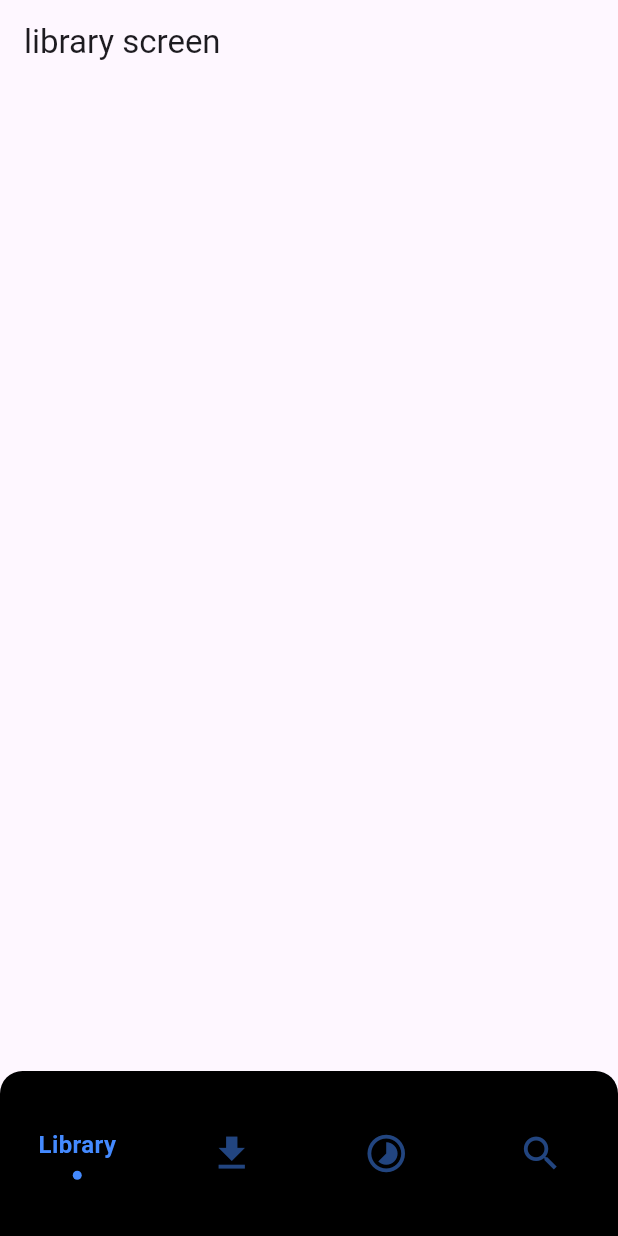
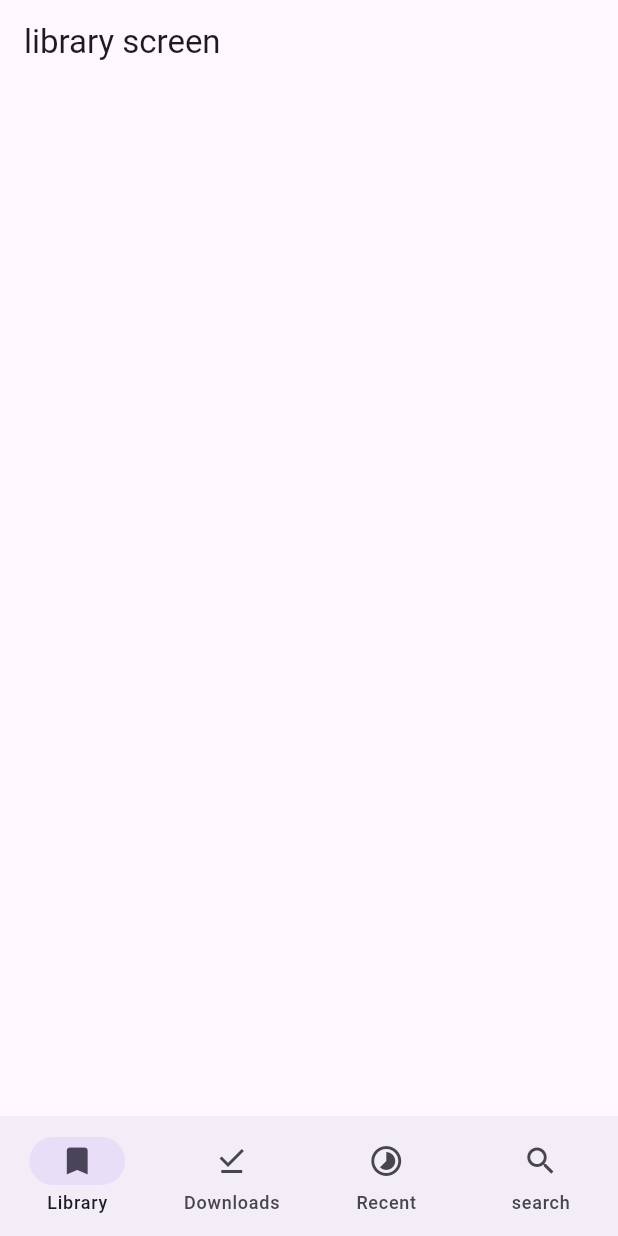
Before and after one commit to Jmike-dev/tachiflu, a Flutter app: the screen it shows after launch, on a phone screen of 412 x 824 dp. Run offline on Flutter 3.47's test engine with Material 3 defaults, Android fonts, the phone set to English and light mode, and no system bars; drawn by our look-alikes of sliding_clipped_nav_bar; our stand-ins replace go_router.

Commit message:
🚚updated the navbar

```diff
--- a/tachiflu/lib/routes/route_config.dart
+++ b/tachiflu/lib/routes/route_config.dart
@@ -5,7 +5,7 @@ import 'package:tachiflu/screens/download/download_screen.dart';
 import 'package:tachiflu/screens/library/library_screen.dart';
 import 'package:tachiflu/screens/recents/recents_screen.dart';
 import 'package:tachiflu/screens/search/search_screen.dart';
-import 'package:tachiflu/widgets/myNavbar.dart';
+import 'package:tachiflu/widgets/my_navbar.dart';
 
 final rootNavigatorKey = GlobalKey<NavigatorState>();
 final shellNavigatorAKey = GlobalKey<NavigatorState>(debugLabel: 'shellA');
--- /dev/null
+++ b/tachiflu/lib/widgets/my_navbar.dart
@@ -0,0 +1,56 @@
+import 'package:flutter/material.dart';
+import 'package:go_router/go_router.dart';
+
+class MyNavbar extends StatefulWidget {
+  const MyNavbar({required this.navigationShell, super.key});
+
+  final StatefulNavigationShell navigationShell;
+
+  @override
+  State<MyNavbar> createState() => _MyNavbarState();
+}
+
+class _MyNavbarState extends State<MyNavbar> {
+  int selectedIndex = 0;
+
+  void theGoBranch(int index) {
+    widget.navigationShell.goBranch(
+      index,
+      initialLocation: index == widget.navigationShell.currentIndex,
+    );
+  }
+
+  @override
+  Widget build(BuildContext context) {
+    return Scaffold(
+      body: widget.navigationShell,
+      bottomNavigationBar: NavigationBar(
+        destinations: const [
+          NavigationDestination(
+            icon: Icon(Icons.bookmark),
+            label: 'Library',
+          ),
+          NavigationDestination(
+            icon: Icon(Icons.download_done),
+            label: 'Downloads',
+          ),
+          NavigationDestination(
+            icon: Icon(Icons.timelapse),
+            label: 'Recent',
+          ),
+          NavigationDestination(
+            icon: Icon(Icons.search),
+            label: 'search',
+          ),
+        ],
+        selectedIndex: widget.navigationShell.currentIndex,
+        onDestinationSelected: (index) {
+          setState(() {
+            selectedIndex = index;
+          });
+          theGoBranch(selectedIndex);
+        },
+      ),
+    );
+  }
+}
```
